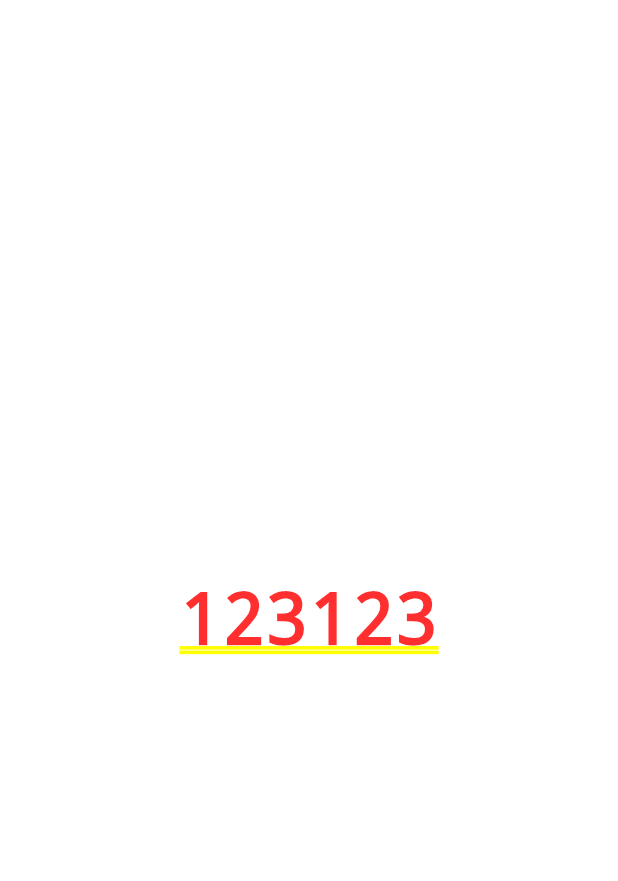
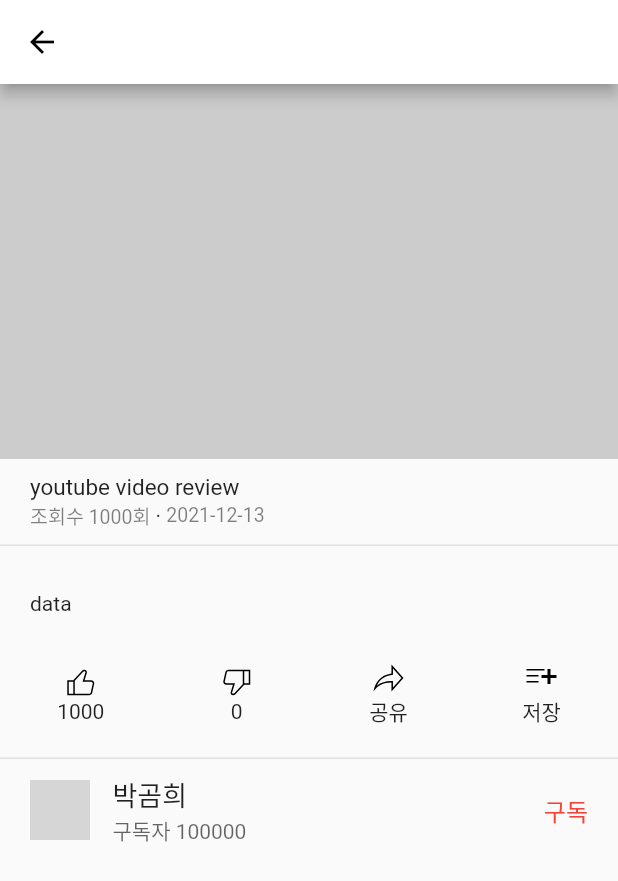
Before and after one commit to 99mini/youtube_clone_app, a Flutter app: the screen it shows after launch, after a tap on "단기금융상품들 이해하기 (RP/MMF/발행어음)", on a phone screen of 412 x 824 dp. Shown: the top 881 px of the screen. Run offline on Flutter 3.47's test engine with Material 2 defaults, Android fonts, the phone set to English and light mode, and no system bars; our stand-ins replace flutter_svg, get; network calls fail; grey boxes are pictures that could not be loaded.

Commit message:
make video detail page

```diff
--- a/lib/src/components/video_widget.dart
+++ b/lib/src/components/video_widget.dart
@@ -55,7 +55,7 @@ class VideoWidget extends StatelessWidget {
                       color: Colors.black.withOpacity(0.8),
                     ),
                   ),
-                  Text(" · "),
+                  const Text(" · "),
                   Text(
                     "조회수 1000회",
                     style: TextStyle(
@@ -63,7 +63,7 @@ class VideoWidget extends StatelessWidget {
                       color: Colors.black.withOpacity(0.6),
                     ),
                   ),
-                  Text(" · "),
+                  const Text(" · "),
                   Text(
                     "2021-12-13",
                     style: TextStyle(
--- a/lib/src/components/youtube_detail.dart
+++ b/lib/src/components/youtube_detail.dart
@@ -1,14 +1,155 @@
 import 'package:flutter/material.dart';
+import 'package:flutter_svg/flutter_svg.dart';
 import 'package:get/get.dart';
 
 class YoutubeDetail extends StatelessWidget {
   const YoutubeDetail({Key? key}) : super(key: key);
 
+  Widget _titleZone() {
+    return Container(
+      padding: const EdgeInsets.symmetric(vertical: 10, horizontal: 20),
+      child: Column(
+        crossAxisAlignment: CrossAxisAlignment.stretch,
+        children: [
+          Text(
+            "youtube video review",
+            style: TextStyle(
+              fontSize: 15,
+            ),
+          ),
+          Row(
+            children: [
+              Text(
+                "조회수 1000회",
+                style: TextStyle(
+                  fontSize: 13,
+                  color: Colors.black.withOpacity(0.5),
+                ),
+              ),
+              const Text(" · "),
+              Text(
+                "2021-12-13",
+                style: TextStyle(
+                  fontSize: 13,
+                  color: Colors.black.withOpacity(0.5),
+                ),
+              ),
+            ],
+          )
+        ],
+      ),
+    );
+  }
+
+  Widget _descriptionZone() {
+    return Padding(
+      padding: const EdgeInsets.symmetric(horizontal: 20, vertical: 30),
+      child: Text(
+        "data",
+        style: TextStyle(
+          fontSize: 14,
+        ),
+      ),
+    );
+  }
+
+  Widget _buttonOne({required String icon, required String text}) {
+    return Column(
+      children: [
+        SvgPicture.asset("assets/svg/icons/${icon}.svg"),
+        Text(text),
+      ],
+    );
+  }
+
+  Widget _buttonZone() {
+    return Row(
+      mainAxisAlignment: MainAxisAlignment.spaceAround,
+      children: [
+        _buttonOne(icon: "like", text: "1000"),
+        _buttonOne(icon: "dislike", text: "0"),
+        _buttonOne(icon: "share", text: "공유"),
+        _buttonOne(icon: "save", text: "저장"),
+      ],
+    );
+  }
+
+  Widget get line => Container(
+        height: 1,
+        color: Colors.black.withOpacity(0.1),
+      );
+
+  Widget _ownerZone() {
+    return Container(
+        padding: const EdgeInsets.symmetric(vertical: 10, horizontal: 20),
+        child: Row(
+          children: [
+            CircleAvatar(
+              backgroundColor: Colors.grey.withOpacity(0.5),
+              backgroundImage: Image.network(
+                      "https://yt3.ggpht.com/yti/APfAmoHFe-HsMxsZgC-FWKqrDHl6p6hixuakc9TytQ=s88-c-k-c0x00ffffff-no-rj-mo")
+                  .image,
+            ),
+            SizedBox(width: 15),
+            Expanded(
+              child: Column(
+                crossAxisAlignment: CrossAxisAlignment.stretch,
+                children: [
+                  Text(
+                    "박곰희",
+                    style: TextStyle(fontSize: 18),
+                  ),
+                  Text(
+                    "구독자 100000",
+                    style: TextStyle(
+                      fontSize: 14,
+                      color: Colors.black.withOpacity(0.6),
+                    ),
+                  ),
+                ],
+              ),
+            ),
+            GestureDetector(
+              child: const Text(
+                "구독",
+                style: TextStyle(fontSize: 16, color: Colors.red),
+              ),
+            )
+          ],
+        ));
+  }
+
+  Widget _description() {
+    return SingleChildScrollView(
+      child: Column(
+        crossAxisAlignment: CrossAxisAlignment.stretch,
+        children: [
+          _titleZone(),
+          line,
+          _descriptionZone(),
+          _buttonZone(),
+          SizedBox(height: 20),
+          line,
+          _ownerZone(),
+        ],
+      ),
+    );
+  }
+
   @override
   Widget build(BuildContext context) {
-    return Container(
-      child: Center(
-        child: Text(Get.parameters!["videoId"]!),
+    return Scaffold(
+      appBar: AppBar(),
+      body: Column(
+        children: [
+          Container(
+            height: 250,
+            color: Colors.grey.withOpacity(0.5),
+          ),
+          Expanded(
+            child: _description(),
+          )
+        ],
       ),
     );
   }
```
